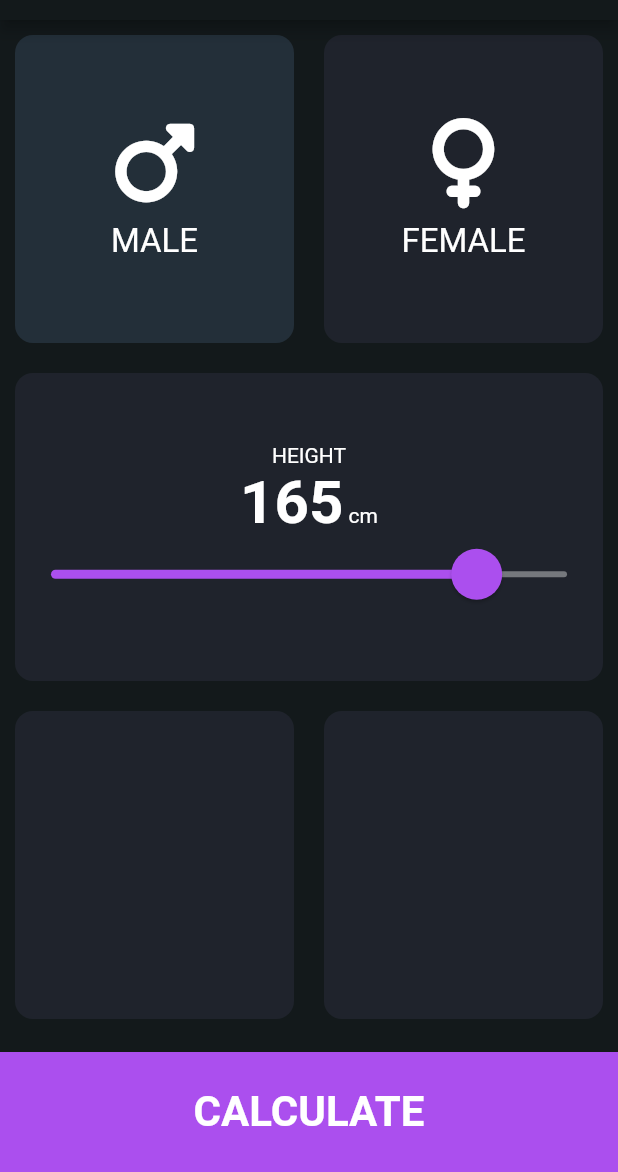
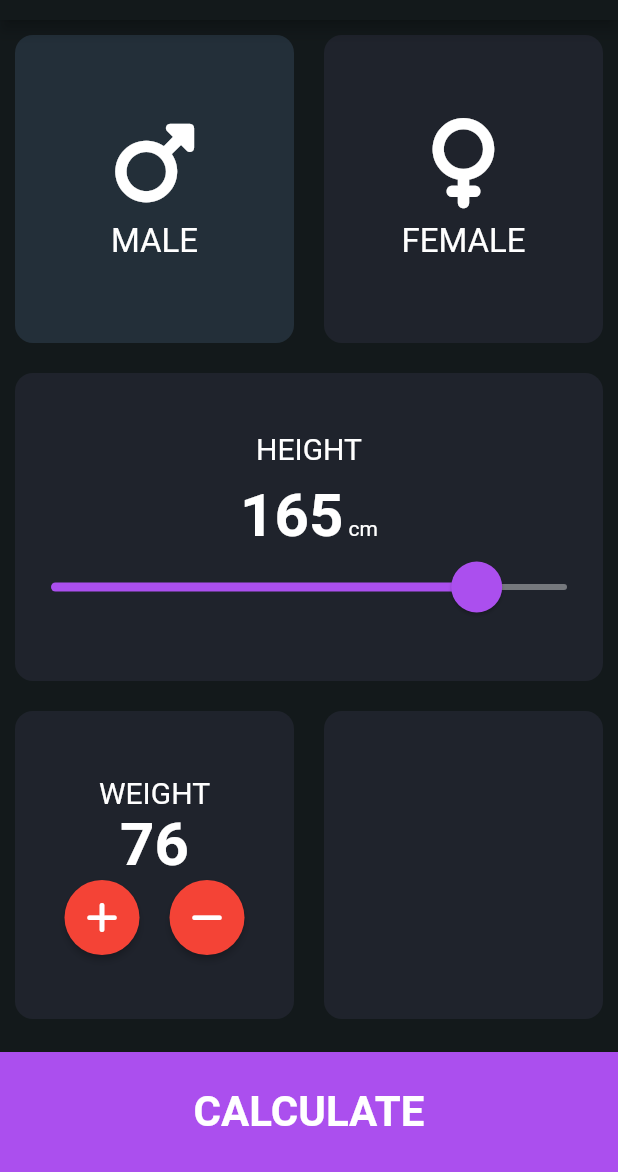
Before and after one commit to eeBarrionuevo/flutter_codigo5_bmi, a Flutter app: the screen it shows after launch, on a phone screen of 412 x 824 dp, the part 64-1236 px from its top. Run offline on Flutter 3.47's test engine with Material 2 defaults, Android fonts, the phone set to English and light mode, and no system bars; our stand-ins replace font_awesome_flutter.

Commit message:
RawMaterialButton

```diff
--- a/lib/pages/input_page.dart
+++ b/lib/pages/input_page.dart
@@ -81,6 +81,12 @@ class _InputPageState extends State<InputPage> {
                       children: [
                         Text(
                           "HEIGHT",
+                          style: TextStyle(
+                            fontSize: 20.0,
+                          ),
+                        ),
+                        SizedBox(
+                          height: 10.0,
                         ),
                         Row(
                           mainAxisAlignment: MainAxisAlignment.center,
@@ -90,13 +96,9 @@ class _InputPageState extends State<InputPage> {
                             Text(
                               height.toString(),
                               style: TextStyle(
-                                fontWeight: FontWeight.bold,
-                                fontSize: 40.0
-                              ),
+                                  fontWeight: FontWeight.bold, fontSize: 40.0),
                             ),
-                            Text(
-                              " cm"
-                            ),
+                            Text(" cm"),
                           ],
                         ),
                         Slider(
@@ -122,7 +124,46 @@ class _InputPageState extends State<InputPage> {
                 Expanded(
                   child: ReusableCard(
                     color: kCardColor,
-                    childCard: Center(),
+                    childCard: Column(
+                      mainAxisAlignment: MainAxisAlignment.center,
+                      children: [
+                        Text(
+                          "WEIGHT",
+                          style: TextStyle(
+                            fontSize: 20.0,
+                          ),
+                        ),
+                        Text(
+                          "76",
+                          style: TextStyle(
+                            fontSize: 40.0,
+                            fontWeight: FontWeight.bold,
+                          ),
+                        ),
+                        Row(
+                          mainAxisAlignment: MainAxisAlignment.center,
+                          children: [
+                            RawMaterialButton(
+                              shape: CircleBorder(),
+                              fillColor: Colors.red,
+                              constraints: BoxConstraints.tightFor(width: 50.0, height: 50.0),
+                              child: FaIcon(FontAwesomeIcons.plus),
+                              onPressed: () {},
+                            ),
+                            const SizedBox(
+                              width: 20.0,
+                            ),
+                            RawMaterialButton(
+                              shape: CircleBorder(),
+                              fillColor: Colors.red,
+                              constraints: BoxConstraints.tightFor(width: 50.0, height: 50.0),
+                              child: FaIcon(FontAwesomeIcons.minus),
+                              onPressed: () {},
+                            ),
+                          ],
+                        ),
+                      ],
+                    ),
                   ),
                 ),
                 Expanded(
```
